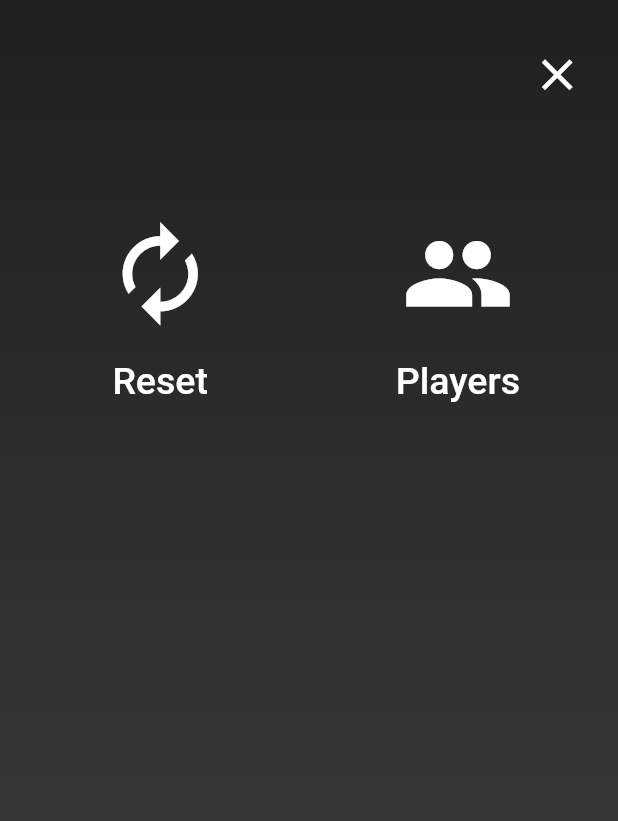
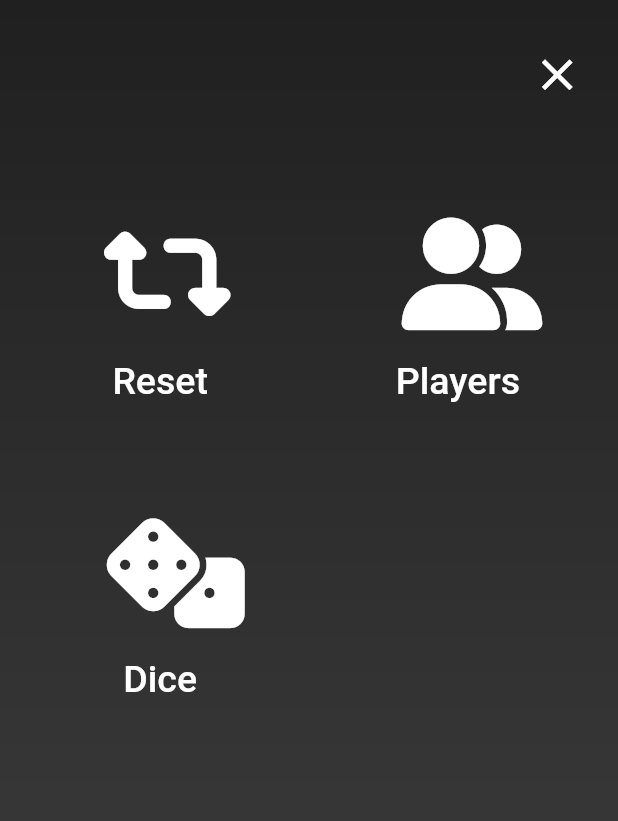
Before and after one commit to silverlightning926/Lifely, a Flutter app: the SettingsScreen screen opened by its route, on a phone screen of 412 x 824 dp. Shown: the top 821 px of the screen. Run offline on Flutter 3.47's test engine with Material 2 defaults, Android fonts, the phone set to English and light mode, and no system bars; our stand-ins replace font_awesome_flutter.

Commit message:
Changed Icons To Font Awesome Icons

```diff
--- a/lib/screens/settings_screen.dart
+++ b/lib/screens/settings_screen.dart
@@ -1,6 +1,7 @@
 import 'dart:ui';
 
 import 'package:flutter/material.dart';
+import 'package:font_awesome_flutter/font_awesome_flutter.dart';
 import 'package:lifely/screens/player_amount_screen.dart';
 
 class SettingsScreen extends StatelessWidget {
@@ -61,7 +62,7 @@ class SettingsScreen extends StatelessWidget {
                   mainAxisAlignment: MainAxisAlignment.center,
                   children: const [
                     Icon(
-                      Icons.autorenew,
+                      FontAwesomeIcons.retweet,
                       size: 75,
                     ),
                     SizedBox(
@@ -112,7 +113,7 @@ class SettingsScreen extends StatelessWidget {
                   mainAxisAlignment: MainAxisAlignment.center,
                   children: const [
                     Icon(
-                      Icons.people,
+                      FontAwesomeIcons.userGroup,
                       size: 75,
                     ),
                     SizedBox(
@@ -128,6 +129,28 @@ class SettingsScreen extends StatelessWidget {
                   ],
                 ),
               ),
+              MaterialButton(
+                onPressed: () {},
+                child: Column(
+                  mainAxisAlignment: MainAxisAlignment.center,
+                  children: const [
+                    Icon(
+                      FontAwesomeIcons.dice,
+                      size: 75,
+                    ),
+                    SizedBox(
+                      height: 20,
+                    ),
+                    Text(
+                      'Dice',
+                      style: TextStyle(
+                        fontWeight: FontWeight.w500,
+                        fontSize: 25,
+                      ),
+                    ),
+                  ],
+                ),
+              ),
             ],
           ),
         ),
```
